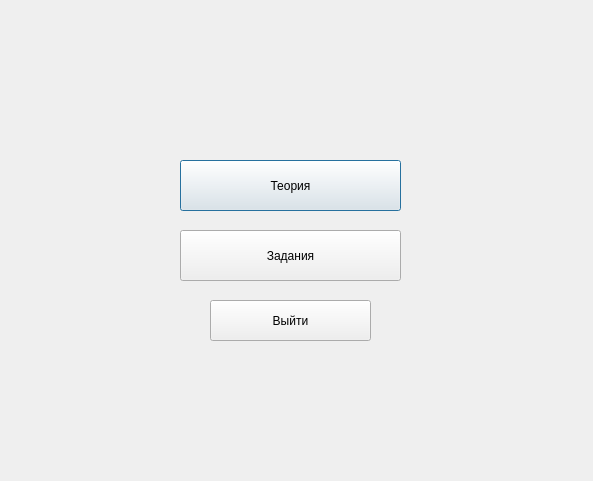
First picture: the form in userwindow.ui, repository icspero/3-semester-CourseWork_Client, before the edit.
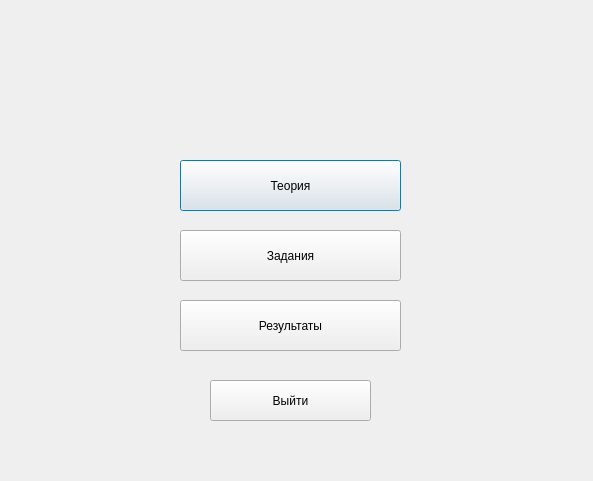
Second picture: the form after the edit.

```diff
--- a/userwindow.ui
+++ b/userwindow.ui
@@ -43,7 +43,7 @@
    <property name="geometry">
     <rect>
      <x>210</x>
-     <y>300</y>
+     <y>380</y>
      <width>161</width>
      <height>41</height>
     </rect>
@@ -52,6 +52,19 @@
     <string>Выйти</string>
    </property>
   </widget>
+  <widget class="QPushButton" name="pushButton_4">
+   <property name="geometry">
+    <rect>
+     <x>180</x>
+     <y>300</y>
+     <width>221</width>
+     <height>51</height>
+    </rect>
+   </property>
+   <property name="text">
+    <string>Результаты</string>
+   </property>
+  </widget>
  </widget>
  <resources/>
  <connections/>
```
